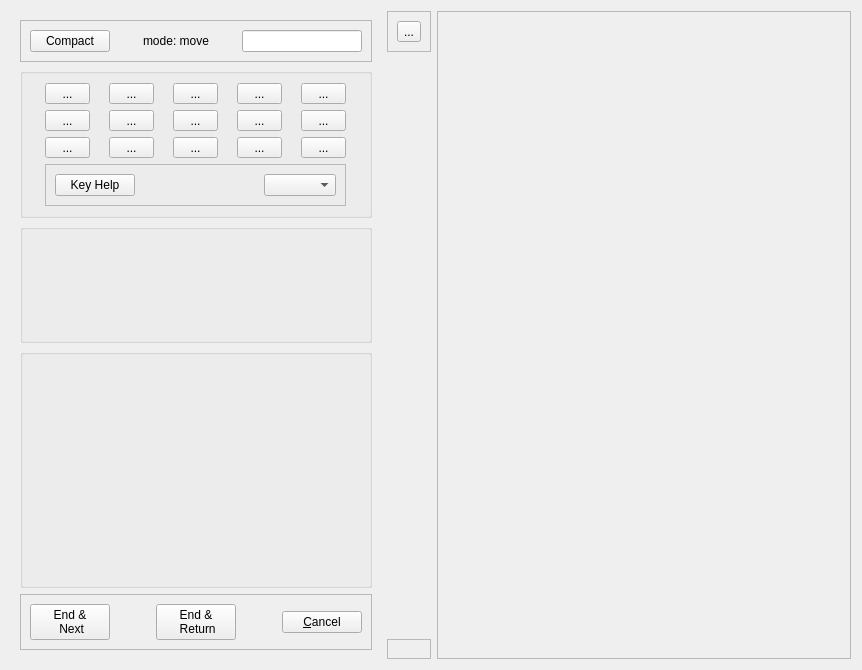
plomgrading/plom, file qtCreatorFiles/ui_annotator_righthandmouse.ui: the form before one commit.
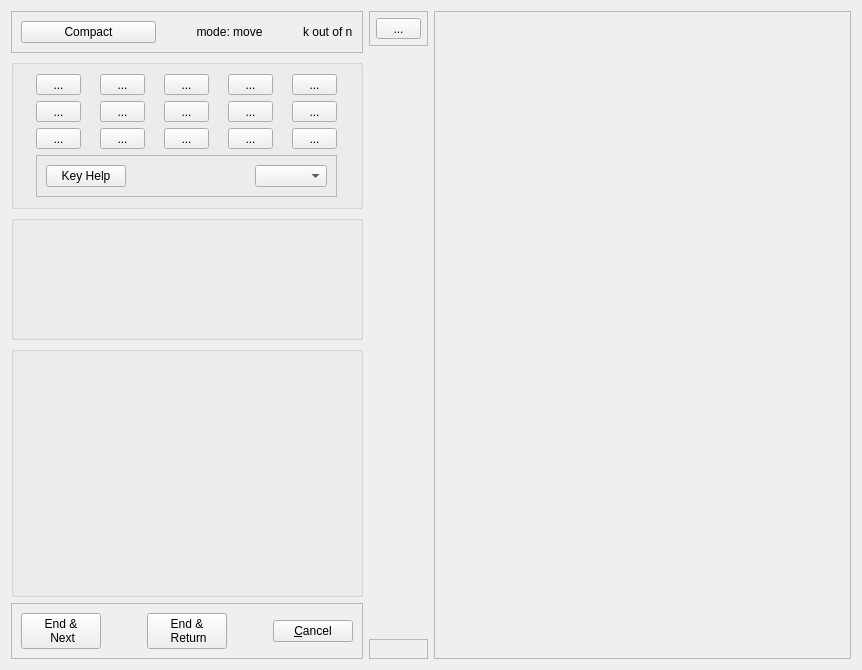
The form after the commit.

Patch:
```diff
--- a/qtCreatorFiles/ui_annotator_righthandmouse.ui
+++ b/qtCreatorFiles/ui_annotator_righthandmouse.ui
@@ -17,39 +17,24 @@
    <string>Annotate paper</string>
   </property>
   <layout class="QGridLayout" name="gridLayout">
-   <item row="0" column="3" rowspan="5">
-    <widget class="QFrame" name="pageFrame">
-     <property name="sizePolicy">
-      <sizepolicy hsizetype="Preferred" vsizetype="Preferred">
-       <horstretch>2</horstretch>
-       <verstretch>0</verstretch>
-      </sizepolicy>
-     </property>
-     <property name="frameShape">
-      <enum>QFrame::StyledPanel</enum>
-     </property>
-     <property name="frameShadow">
-      <enum>QFrame::Raised</enum>
-     </property>
-     <layout class="QGridLayout" name="pageFrameGrid">
-      <property name="leftMargin">
-       <number>3</number>
-      </property>
-      <property name="topMargin">
-       <number>3</number>
-      </property>
-      <property name="rightMargin">
-       <number>3</number>
-      </property>
-      <property name="bottomMargin">
-       <number>3</number>
-      </property>
-     </layout>
-    </widget>
-   </item>
    <item row="0" column="1" rowspan="5">
     <widget class="QFrame" name="hideableBox">
      <layout class="QVBoxLayout" name="verticalLayout">
+      <property name="spacing">
+       <number>6</number>
+      </property>
+      <property name="leftMargin">
+       <number>0</number>
+      </property>
+      <property name="topMargin">
+       <number>0</number>
+      </property>
+      <property name="rightMargin">
+       <number>0</number>
+      </property>
+      <property name="bottomMargin">
+       <number>0</number>
+      </property>
       <item>
        <widget class="QFrame" name="frame_3">
         <property name="frameShape">
@@ -62,8 +47,8 @@
          <item>
           <widget class="QPushButton" name="hideButton">
            <property name="sizePolicy">
-            <sizepolicy hsizetype="Expanding" vsizetype="Fixed">
-             <horstretch>0</horstretch>
+            <sizepolicy hsizetype="Preferred" vsizetype="Fixed">
+             <horstretch>1</horstretch>
              <verstretch>0</verstretch>
             </sizepolicy>
            </property>
@@ -75,7 +60,7 @@
          <item>
           <widget class="QLabel" name="modeLabel">
            <property name="sizePolicy">
-            <sizepolicy hsizetype="Expanding" vsizetype="Preferred">
+            <sizepolicy hsizetype="Preferred" vsizetype="Preferred">
              <horstretch>1</horstretch>
              <verstretch>0</verstretch>
             </sizepolicy>
@@ -89,18 +74,9 @@
           </widget>
          </item>
          <item>
-          <widget class="QLineEdit" name="markLine">
-           <property name="sizePolicy">
-            <sizepolicy hsizetype="Expanding" vsizetype="Fixed">
-             <horstretch>1</horstretch>
-             <verstretch>0</verstretch>
-            </sizepolicy>
-           </property>
-           <property name="alignment">
-            <set>Qt::AlignCenter</set>
-           </property>
-           <property name="readOnly">
-            <bool>true</bool>
+          <widget class="QLabel" name="markLabel">
+           <property name="text">
+            <string>k out of n</string>
            </property>
           </widget>
          </item>
@@ -480,6 +456,12 @@
         <layout class="QGridLayout" name="ebLayout">
          <item row="0" column="2">
           <widget class="QPushButton" name="finishNoRelaunchButton">
+           <property name="sizePolicy">
+            <sizepolicy hsizetype="Expanding" vsizetype="Fixed">
+             <horstretch>0</horstretch>
+             <verstretch>0</verstretch>
+            </sizepolicy>
+           </property>
            <property name="text">
             <string>End &amp;&amp; 
  Return</string>
@@ -488,6 +470,12 @@
          </item>
          <item row="0" column="4">
           <widget class="QPushButton" name="cancelButton">
+           <property name="sizePolicy">
+            <sizepolicy hsizetype="Expanding" vsizetype="Fixed">
+             <horstretch>0</horstretch>
+             <verstretch>0</verstretch>
+            </sizepolicy>
+           </property>
            <property name="text">
             <string>&amp;Cancel</string>
            </property>
@@ -495,6 +483,12 @@
          </item>
          <item row="0" column="0">
           <widget class="QPushButton" name="finishedButton">
+           <property name="sizePolicy">
+            <sizepolicy hsizetype="Expanding" vsizetype="Fixed">
+             <horstretch>0</horstretch>
+             <verstretch>0</verstretch>
+            </sizepolicy>
+           </property>
            <property name="text">
             <string>End &amp;&amp; 
  Next</string>
@@ -533,49 +527,132 @@
      </layout>
     </widget>
    </item>
-   <item row="4" column="2">
-    <widget class="QFrame" name="revealBox2">
+   <item row="0" column="3" rowspan="5">
+    <widget class="QFrame" name="pageFrame">
+     <property name="sizePolicy">
+      <sizepolicy hsizetype="Preferred" vsizetype="Preferred">
+       <horstretch>2</horstretch>
+       <verstretch>0</verstretch>
+      </sizepolicy>
+     </property>
      <property name="frameShape">
       <enum>QFrame::StyledPanel</enum>
      </property>
      <property name="frameShadow">
       <enum>QFrame::Raised</enum>
      </property>
-     <layout class="QVBoxLayout" name="revealLayout2"/>
+     <layout class="QGridLayout" name="pageFrameGrid">
+      <property name="leftMargin">
+       <number>3</number>
+      </property>
+      <property name="topMargin">
+       <number>3</number>
+      </property>
+      <property name="rightMargin">
+       <number>3</number>
+      </property>
+      <property name="bottomMargin">
+       <number>3</number>
+      </property>
+     </layout>
     </widget>
    </item>
-   <item row="0" column="2" rowspan="3">
-    <widget class="QFrame" name="revealBox">
+   <item row="0" column="2" rowspan="5">
+    <widget class="QFrame" name="revealBox0">
      <property name="frameShape">
-      <enum>QFrame::StyledPanel</enum>
+      <enum>QFrame::NoFrame</enum>
      </property>
      <property name="frameShadow">
       <enum>QFrame::Raised</enum>
      </property>
-     <layout class="QGridLayout" name="revealLayout">
-      <item row="1" column="0">
-       <widget class="QToolButton" name="deltaButton">
-        <property name="text">
-         <string>...</string>
+     <layout class="QVBoxLayout" name="verticalLayout_2">
+      <property name="spacing">
+       <number>0</number>
+      </property>
+      <property name="leftMargin">
+       <number>0</number>
+      </property>
+      <property name="topMargin">
+       <number>0</number>
+      </property>
+      <property name="rightMargin">
+       <number>0</number>
+      </property>
+      <property name="bottomMargin">
+       <number>0</number>
+      </property>
+      <item alignment="Qt::AlignTop">
+       <widget class="QFrame" name="revealBox1">
+        <property name="sizePolicy">
+         <sizepolicy hsizetype="Preferred" vsizetype="Minimum">
+          <horstretch>0</horstretch>
+          <verstretch>0</verstretch>
+         </sizepolicy>
         </property>
+        <property name="frameShape">
+         <enum>QFrame::StyledPanel</enum>
+        </property>
+        <property name="frameShadow">
+         <enum>QFrame::Raised</enum>
+        </property>
+        <layout class="QGridLayout" name="revealLayout">
+         <property name="leftMargin">
+          <number>6</number>
+         </property>
+         <property name="topMargin">
+          <number>6</number>
+         </property>
+         <property name="rightMargin">
+          <number>6</number>
+         </property>
+         <property name="bottomMargin">
+          <number>6</number>
+         </property>
+         <property name="spacing">
+          <number>6</number>
+         </property>
+         <item row="1" column="0">
+          <widget class="QToolButton" name="deltaButton">
+           <property name="sizePolicy">
+            <sizepolicy hsizetype="Fixed" vsizetype="Fixed">
+             <horstretch>0</horstretch>
+             <verstretch>0</verstretch>
+            </sizepolicy>
+           </property>
+           <property name="minimumSize">
+            <size>
+             <width>45</width>
+             <height>0</height>
+            </size>
+           </property>
+           <property name="text">
+            <string>...</string>
+           </property>
+          </widget>
+         </item>
+        </layout>
        </widget>
       </item>
+      <item alignment="Qt::AlignBottom">
+       <widget class="QFrame" name="revealBox2">
+        <property name="sizePolicy">
+         <sizepolicy hsizetype="Preferred" vsizetype="Minimum">
+          <horstretch>0</horstretch>
+          <verstretch>0</verstretch>
+         </sizepolicy>
+        </property>
+        <property name="frameShape">
+         <enum>QFrame::StyledPanel</enum>
+        </property>
+        <property name="frameShadow">
+         <enum>QFrame::Raised</enum>
+        </property>
+        <layout class="QVBoxLayout" name="revealLayout2"/>
+       </widget>
+      </item>
      </layout>
     </widget>
    </item>
-   <item row="3" column="2">
-    <spacer name="verticalSpacer">
-     <property name="orientation">
-      <enum>Qt::Vertical</enum>
-     </property>
-     <property name="sizeHint" stdset="0">
-      <size>
-       <width>20</width>
-       <height>40</height>
-      </size>
-     </property>
-    </spacer>
-   </item>
   </layout>
  </widget>
  <tabstops>
```
